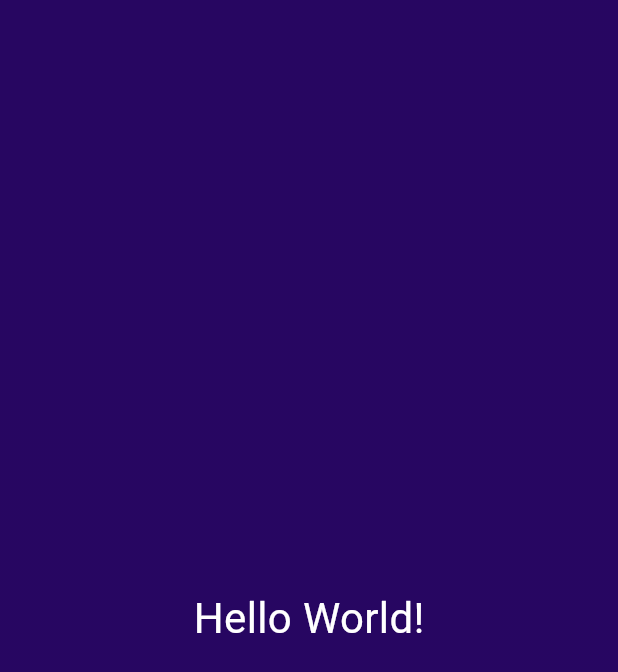
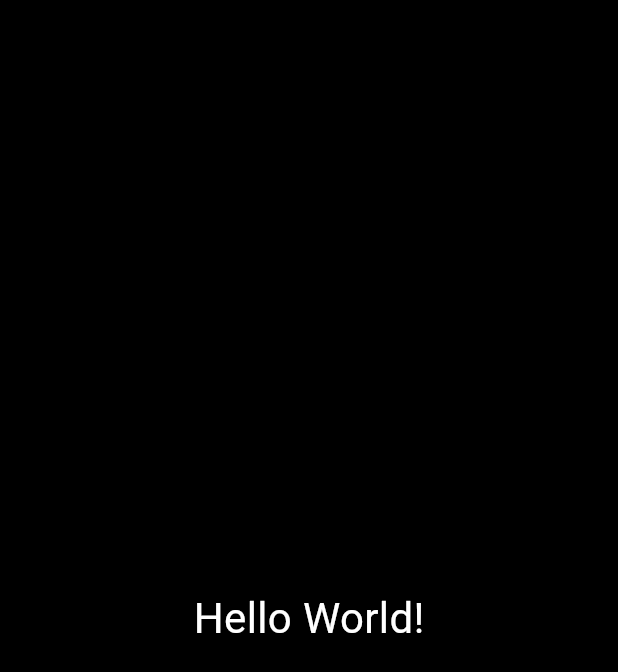
Before and after one commit to rahulshenoys1/roll_dice, a Flutter app: the screen it shows after launch, on a phone screen of 412 x 824 dp. Shown: the top 672 px of the screen. Run offline on Flutter 3.47's test engine with Material 3 defaults, Android fonts, the phone set to English and light mode, and no system bars.

Commit message:
Added few new dart files

```diff
--- /dev/null
+++ b/lib/gradient_container.dart
@@ -0,0 +1,29 @@
+import 'package:flutter/material.dart';
+
+import 'package:roll_dice/style_text.dart';
+
+const startAlignment = Alignment.topLeft;
+const endAlignment = Alignment.bottomRight;
+
+class GradientContainer extends StatelessWidget {
+  // GradientContainer({key}):super(key: key); we can use it but we can use the shortcut
+  const GradientContainer({super.key, required this.colors});
+
+  final List<Color> colors;
+
+  @override
+  Widget build(context) {
+    return Container(
+      decoration: BoxDecoration(
+        gradient: LinearGradient(
+          colors: colors,
+          begin: startAlignment,
+          end: endAlignment,
+        ),
+      ),
+      child: const Center(
+        child: StyledText('Hello World!'),
+      ),
+    );
+  }
+}
--- /dev/null
+++ b/lib/style_text.dart
@@ -0,0 +1,17 @@
+import 'package:flutter/material.dart';
+
+class StyledText extends StatelessWidget {
+  const StyledText(this.text, {super.key});
+
+  final String text;
+  @override
+  Widget build(context) {
+    return Text(
+      text,
+      style: const TextStyle(
+        color: Colors.white,
+        fontSize: 28,
+      ),
+    );
+  }
+}
```
Also changed, not shown: lib/main.dart (+4 -22 lines).
